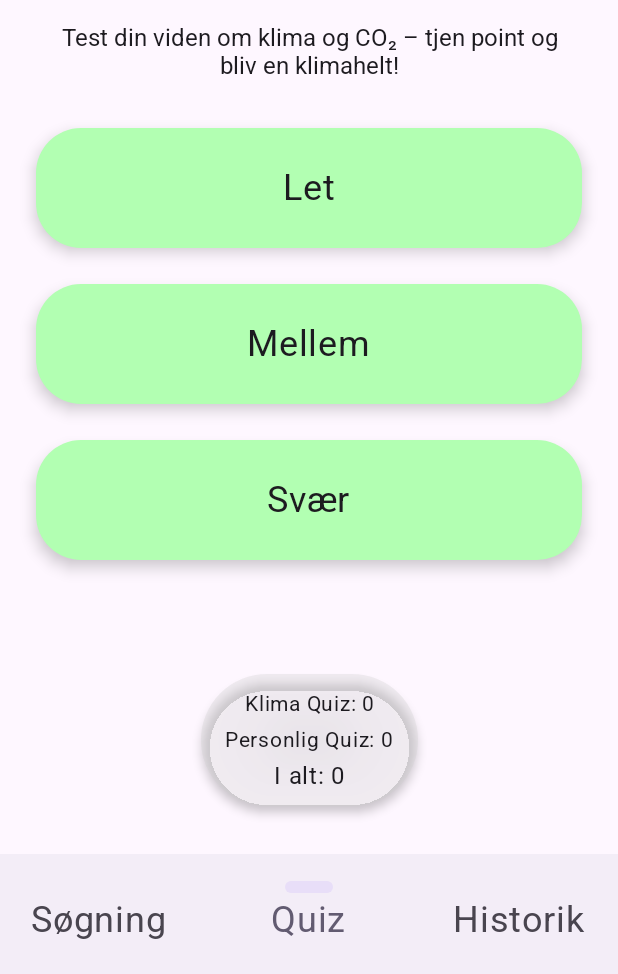
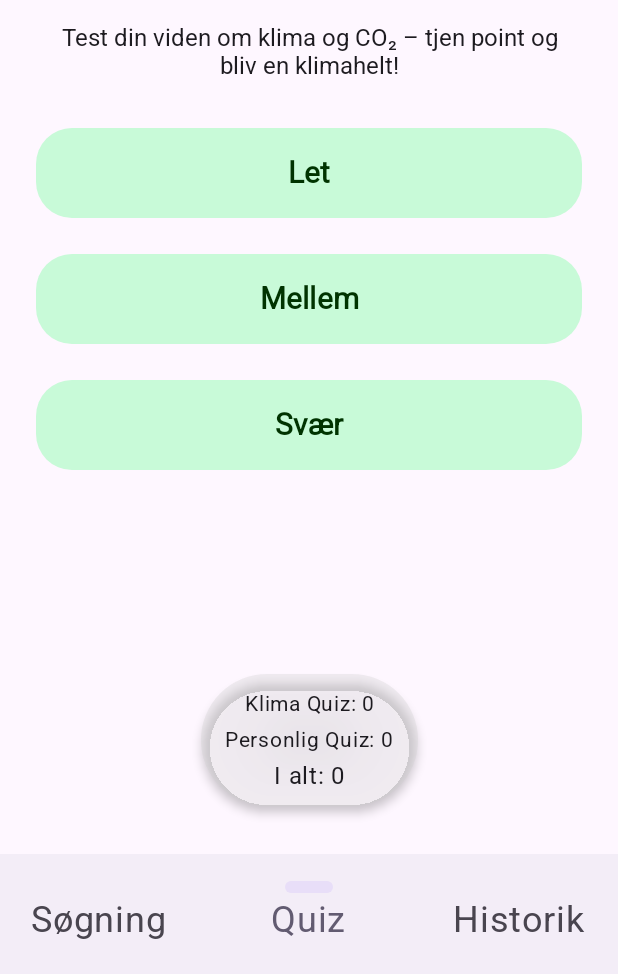
Before and after one commit to Dmikko/KlimaKlog, an Android app built with Jetpack Compose: the QuizOverviewScreen screen opened through its navigation route, on a phone screen of 412 x 824 dp, the part 262-1236 px from its top. Run offline under Robolectric (Android 15) with nearby library versions, the phone set to English and light mode, and no system bars.

Commit message:
Color fix on dark mode 2.1 - changed buttons in quiz from surface to buttons to fix text.

```diff
--- a/app/src/main/java/com/example/klimaklog/ui/components/QuizComponents.kt
+++ b/app/src/main/java/com/example/klimaklog/ui/components/QuizComponents.kt
@@ -13,7 +13,8 @@ import androidx.compose.ui.unit.dp
 import androidx.compose.ui.unit.sp
 import com.example.klimaklog.model.QuizQuestion
 import androidx.compose.foundation.clickable
-
+import androidx.compose.ui.text.font.FontWeight
+import androidx.compose.ui.text.style.TextAlign
 
 
 @Composable
@@ -65,25 +66,26 @@ fun QuizQuestionUI(
 
 @Composable
 fun QuizButton(text: String, font: FontFamily, onClick: () -> Unit) {
-    Surface(
+    Button(
+        onClick = onClick,
         modifier = Modifier
             .fillMaxWidth()
-            .height(80.dp)
-            .clickable(onClick = onClick),
-        color = Color(0xFFB2FFB2),
-        shape = RoundedCornerShape(30.dp),
-        shadowElevation = 6.dp
+            .height(60.dp),
+        colors = ButtonDefaults.buttonColors(
+            containerColor = MaterialTheme.colorScheme.primaryContainer,
+            contentColor = MaterialTheme.colorScheme.onPrimaryContainer
+        ),
+        shape = RoundedCornerShape(24.dp)
     ) {
-        Box(contentAlignment = Alignment.Center) {
-            Text(
-                text = text,
-                fontFamily = font,
-                fontSize = 24.sp
-            )
-        }
+        Text(
+            text = text,
+            fontFamily = font,
+            fontSize = 20.sp,
+            fontWeight = FontWeight.Bold,
+            textAlign = TextAlign.Center
+        )
     }
 }
-
 @Composable
 fun PointBox(
     klimaPoints: Int,
```
